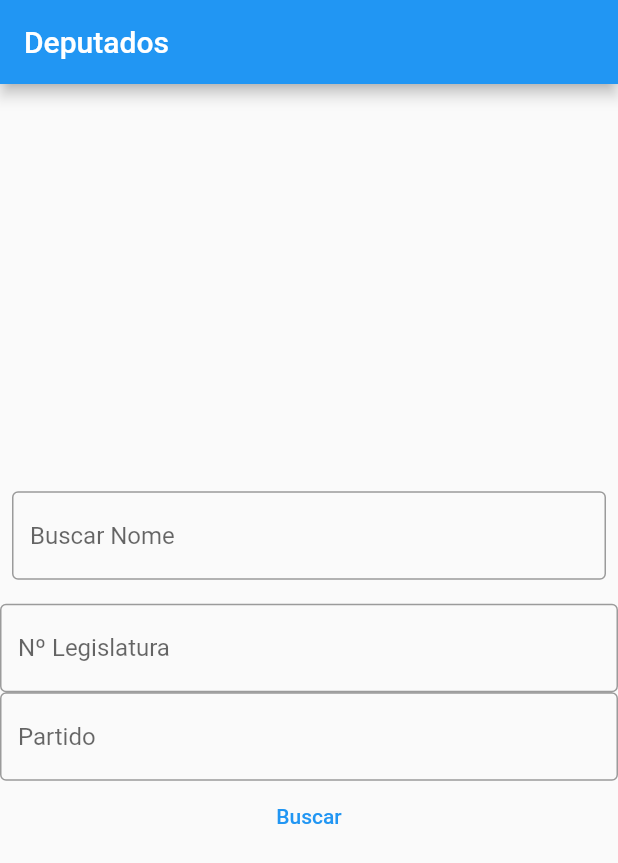
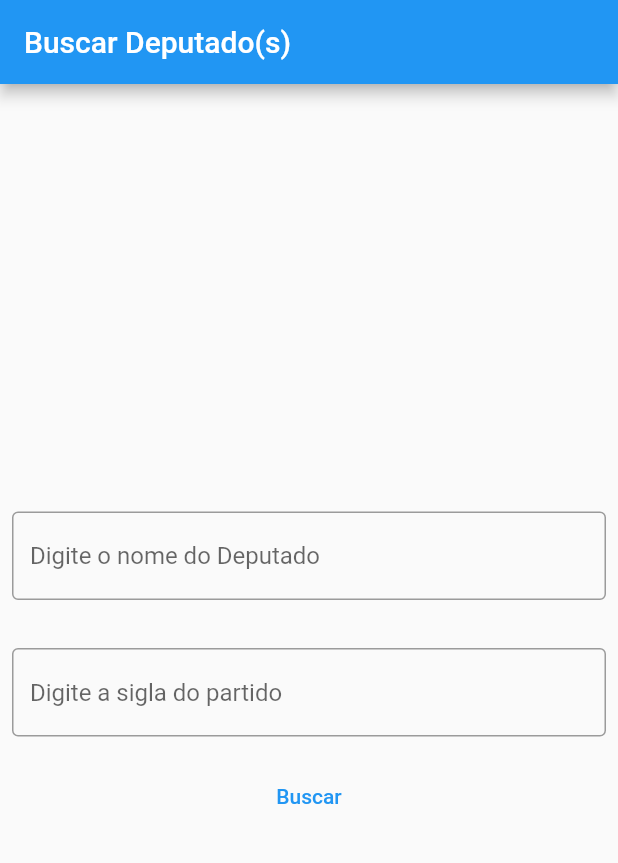
Before and after one commit to WashingtonLuizDev/ProgMobileDeputados, a Flutter app: the screen it shows after launch, after a tap on "Buscar", on a phone screen of 412 x 824 dp. Shown: the top 863 px of the screen. Run offline on Flutter 3.47's test engine with Material 2 defaults, Android fonts, the phone set to English and light mode, and no system bars; network calls fail.

Commit message:
Implementação consulta Deputados
Implementação da Consulta de Deputados;
Listagem dos Deputados;
Exibição dos detalhes dos deputados;
Remoção da navegação via pagelistViewer

```diff
--- a/lib/main.dart
+++ b/lib/main.dart
@@ -1,96 +1,16 @@
+import 'package:deputados/pages/buscar_deputados_form.dart';
 import 'package:flutter/material.dart';
 
-void main() {
-  runApp(const MyApp());
+void main(){
+  runApp(Main());
 }
 
-class MyApp extends StatelessWidget {
-  const MyApp({super.key});
-
-  // This widget is the root of your application.
+class Main extends StatelessWidget {
   @override
-  Widget build(BuildContext context) {
+  Widget build(BuildContext context){
     return MaterialApp(
-      title: 'App Deputados',
-      theme: ThemeData(
-        primarySwatch: Colors.blue,
-      ),
-      home: const MyHomePage(title: 'Deputados'),
+      title: 'Deputados',
+      home: buscarDeputadosForm(),
     );
   }
 }
-
-class MyHomePage extends StatefulWidget {
-  const MyHomePage({super.key, required this.title});
-
-  final String title;
-
-  @override
-  State<MyHomePage> createState() => _MyHomePageState();
-}
-
-class _MyHomePageState extends State<MyHomePage> {
-  final TextEditingController _NomeDeputado = TextEditingController();
-  final TextEditingController _Legislatura = TextEditingController();
-  final TextEditingController _Partido = TextEditingController();
-
-  void _Buscar(String Nome, String partido, int numeroLegislatura) {
-    setState(() {
-      showDialog(context: context, builder: (_) => AlertDialog(
-        title: Text("Message Text"),
-        content: Text('$Nome, $partido, $numeroLegislatura'),
-      )
-      );
-    });
-  }
-
-  @override
-  Widget build(BuildContext context) {
-    String valor = "";
-
-    return Scaffold(
-      appBar: AppBar(
-        title: Text(widget.title),
-      ),
-      body: Center(
-        child: Column(
-          mainAxisAlignment: MainAxisAlignment.center,
-            children: <Widget>[
-              Padding(
-              padding: EdgeInsets.symmetric(horizontal: 8, vertical: 16),
-
-              child: TextField(
-                controller: _NomeDeputado,
-                decoration: InputDecoration(
-                  border: OutlineInputBorder(),
-                  hintText: 'Buscar Nome',
-                ),
-
-              ),
-            ),TextField(
-                controller: _Legislatura,
-                decoration: InputDecoration(
-                  border: OutlineInputBorder(),
-                  hintText: 'Nº Legislatura',
-                ),
-              ),TextField(
-                controller: _Partido,
-                decoration: InputDecoration(
-                  border: OutlineInputBorder(),
-                  hintText: 'Partido',
-                ),
-              ),
-              TextButton(
-                onPressed: () {
-                  setState((){
-                    _Buscar(_NomeDeputado.text,_Partido.text,int.parse(_Legislatura.text));
-                  });
-                },
-                child: Text("Buscar"),
-              )
-            ]
-        ),
-      ), // This trailing comma makes auto-formatting nicer for build methods.
-    );
-  }
-}
--- /dev/null
+++ b/lib/models/deputado.dart
@@ -0,0 +1,23 @@
+class Deputado{
+  int id;
+  String uri;
+  String nome;
+  String siglaPartido;
+  String uriPartido;
+  String siglaUf;
+  int idLegislatura;
+  String urlFoto;
+  String email;
+
+  Deputado({
+    required this.id,
+    required this.uri,
+    required this.nome,
+    required this.siglaPartido,
+    required this.uriPartido,
+    required this.siglaUf,
+    required this.idLegislatura,
+    required this.urlFoto,
+    required this.email,
+  });
+}
--- /dev/null
+++ b/lib/pages/buscar_deputados_form.dart
@@ -0,0 +1,98 @@
+import 'dart:convert';
+
+import 'package:deputados/models/deputado.dart';
+import 'package:deputados/pages/lista_deputados.dart';
+import 'package:flutter/material.dart';
+import 'package:http/http.dart';
+
+class buscarDeputadosForm extends StatefulWidget{
+
+  @override
+  State<StatefulWidget> createState() {
+    return _buscarDeputadosFormState();
+  }
+}
+
+class _buscarDeputadosFormState extends State<buscarDeputadosForm>{
+  final TextEditingController _NomeDeputado = TextEditingController();
+  final TextEditingController _Partido = TextEditingController();
+
+  listarDeputados(String nome, String partido) async {
+    String link = 'https://dadosabertos.camara.leg.br/api/v2/deputados?ordem=ASC&ordenarPor=nome';
+    List<Deputado> listaDeputados = [];
+
+    if(nome.isNotEmpty)
+      link = link + '&nome=${nome}';
+
+    if(partido.isNotEmpty)
+      link = link + '&siglaPartido=${partido}';
+
+
+    Response response = await get(link);
+
+    var json = jsonDecode(response.body);
+
+    for(var i = 0; i< json['dados'].length; i++) {
+      var deputado = new Deputado(
+          id: json['dados'][i]["id"],
+          uri: json['dados'][i]["uri"],
+          nome: json['dados'][i]["nome"],
+          siglaPartido: json['dados'][i]["siglaPartido"],
+          uriPartido: json['dados'][i]["uriPartido"],
+          siglaUf: json['dados'][i]["siglaUf"],
+          idLegislatura: json['dados'][i]["idLegislatura"],
+          urlFoto: json['dados'][i]["urlFoto"],
+          email: json['dados'][i]["email"]);
+
+      listaDeputados.add(deputado);
+    }
+    Navigator.push(context, MaterialPageRoute(
+      builder: (_) => listaDeputadosPage(listaDeputados: listaDeputados),
+    ));
+  }
+
+  @override
+  Widget build(BuildContext context){
+    return Scaffold(
+      appBar: AppBar(
+        title: Text('Buscar Deputado(s)'),
+      ),
+      body: Center(
+        child: Column(
+          mainAxisAlignment: MainAxisAlignment.center,
+          children: <Widget>[
+            Padding(
+              padding: EdgeInsets.symmetric(horizontal: 8, vertical: 16),
+              child:
+               TextField(
+                 controller: _NomeDeputado,
+                 decoration: InputDecoration(
+                   border: OutlineInputBorder(),
+                   hintText: 'Digite o nome do Deputado',
+                 ),
+               ),
+            ),Padding(
+              padding: EdgeInsets.symmetric(horizontal: 8, vertical: 16),
+                child:
+                TextField(
+                  controller: _Partido,
+                  decoration: InputDecoration(
+                    border: OutlineInputBorder(),
+                    hintText: 'Digite a sigla do partido',
+                  ),
+            ),
+            ),
+            TextButton(
+              onPressed: () {
+                setState((){
+                  listarDeputados(_NomeDeputado.text,_Partido.text);
+                });
+              },
+              child: Text("Buscar"),
+            )
+          ],
+        ),
+      ),
+      );
+  }
+}
--- a/pubspec.yaml
+++ b/pubspec.yaml
@@ -36,6 +36,7 @@ dependencies:
   # The following adds the Cupertino Icons font to your application.
   # Use with the CupertinoIcons class for iOS style icons.
   cupertino_icons: ^1.0.2
+  http: ^0.12.0
 
 dev_dependencies:
   flutter_test:
```
Also changed, not shown: lib/page_body.dart (added, +27 -0 lines), lib/page_indicator.dart (added, +13 -0 lines), lib/pages/deputado_detalhes_page.dart (added, +57 -0 lines), lib/pages/lista_deputados.dart (added, +72 -0 lines), lib/repositories/deputado_repository.dart (added, +26 -0 lines), pubspec.lock.
